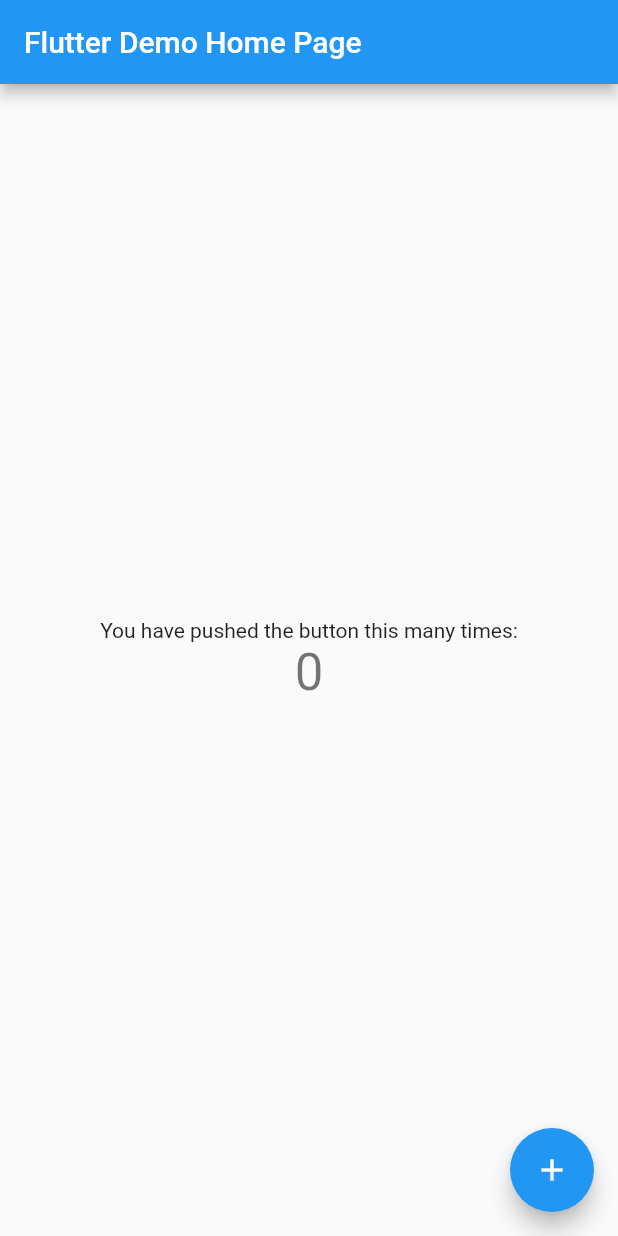
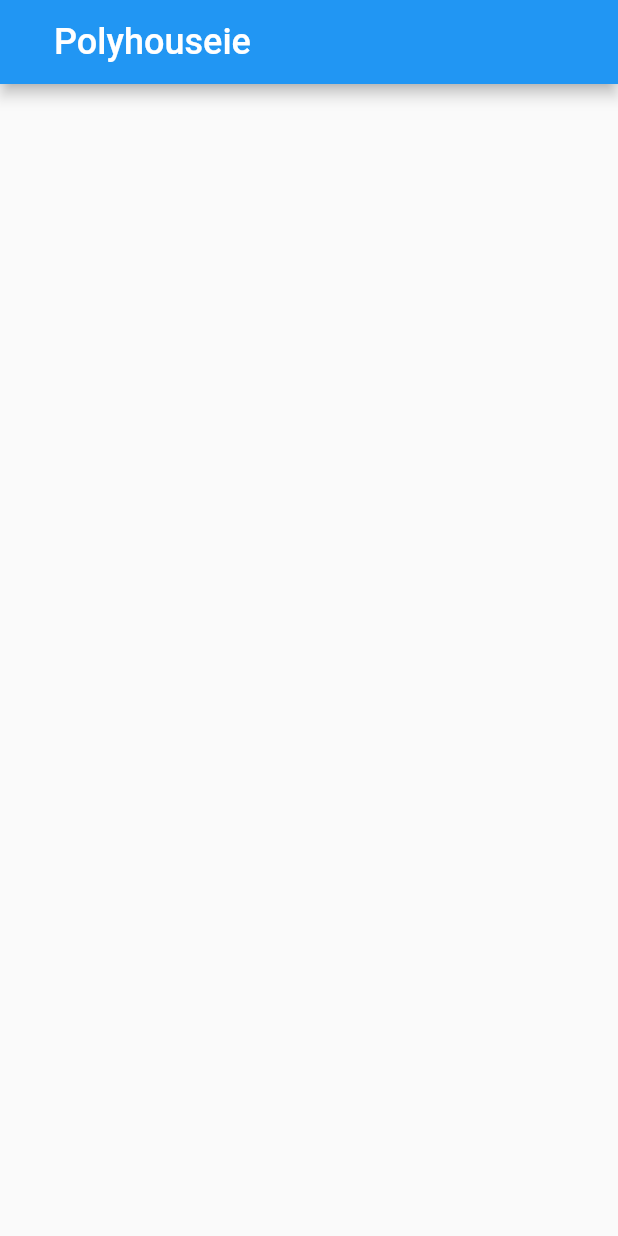
Before and after one commit to manishtalele/polyhouseie, a Flutter app: the screen it shows after launch, on a phone screen of 412 x 824 dp. Run offline on Flutter 3.47's test engine with Material 2 defaults, Android fonts, the phone set to English and light mode, and no system bars; our stand-ins replace animated_splash_screen, firebase_core, page_transition; accounts and stored records are empty.

Commit message:
added logo,splash screen

```diff
--- a/lib/main.dart
+++ b/lib/main.dart
@@ -1,7 +1,14 @@
 import 'package:flutter/material.dart';
+import 'package:polyhouseie/screens/homescreen.dart';
 
 void main() {
-  runApp(const MyApp());
+  runApp(MaterialApp(
+    title: 'Flutter Demo',
+    theme: ThemeData(
+      primarySwatch: Colors.blue,
+    ),
+    home: const MyApp(),
+  ));
 }
 
 class MyApp extends StatelessWidget {
@@ -10,106 +17,6 @@
   // This widget is the root of your application.
   @override
   Widget build(BuildContext context) {
-    return MaterialApp(
-      title: 'Flutter Demo',
-      theme: ThemeData(
-        // This is the theme of your application.
-        //
-        // Try running your application with "flutter run". You'll see the
-        // application has a blue toolbar. Then, without quitting the app, try
-        // changing the primarySwatch below to Colors.green and then invoke
-        // "hot reload" (press "r" in the console where you ran "flutter run",
-        // or simply save your changes to "hot reload" in a Flutter IDE).
-        // Notice that the counter didn't reset back to zero; the application
-        // is not restarted.
-        primarySwatch: Colors.blue,
-      ),
-      home: const MyHomePage(title: 'Flutter Demo Home Page'),
-    );
+    return const HomeScreen();
   }
 }
-
-class MyHomePage extends StatefulWidget {
-  const MyHomePage({super.key, required this.title});
-
-  // This widget is the home page of your application. It is stateful, meaning
-  // that it has a State object (defined below) that contains fields that affect
-  // how it looks.
-
-  // This class is the configuration for the state. It holds the values (in this
-  // case the title) provided by the parent (in this case the App widget) and
-  // used by the build method of the State. Fields in a Widget subclass are
-  // always marked "final".
-
-  final String title;
-
-  @override
-  State<MyHomePage> createState() => _MyHomePageState();
-}
-
-class _MyHomePageState extends State<MyHomePage> {
-  int _counter = 0;
-
-  void _incrementCounter() {
-    setState(() {
-      // This call to setState tells the Flutter framework that something has
-      // changed in this State, which causes it to rerun the build method below
-      // so that the display can reflect the updated values. If we changed
-      // _counter without calling setState(), then the build method would not be
-      // called again, and so nothing would appear to happen.
-      _counter++;
-    });
-  }
-
-  @override
-  Widget build(BuildContext context) {
-    // This method is rerun every time setState is called, for instance as done
-    // by the _incrementCounter method above.
-    //
-    // The Flutter framework has been optimized to make rerunning build methods
-    // fast, so that you can just rebuild anything that needs updating rather
-    // than having to individually change instances of widgets.
-    return Scaffold(
-      appBar: AppBar(
-        // Here we take the value from the MyHomePage object that was created by
-        // the App.build method, and use it to set our appbar title.
-        title: Text(widget.title),
-      ),
-      body: Center(
-        // Center is a layout widget. It takes a single child and positions it
-        // in the middle of the parent.
-        child: Column(
-          // Column is also a layout widget. It takes a list of children and
-          // arranges them vertically. By default, it sizes itself to fit its
-          // children horizontally, and tries to be as tall as its parent.
-          //
-          // Invoke "debug painting" (press "p" in the console, choose the
-          // "Toggle Debug Paint" action from the Flutter Inspector in Android
-          // Studio, or the "Toggle Debug Paint" command in Visual Studio Code)
-          // to see the wireframe for each widget.
-          //
-          // Column has various properties to control how it sizes itself and
-          // how it positions its children. Here we use mainAxisAlignment to
-          // center the children vertically; the main axis here is the vertical
-          // axis because Columns are vertical (the cross axis would be
-          // horizontal).
-          mainAxisAlignment: MainAxisAlignment.center,
-          children: <Widget>[
-            const Text(
-              'You have pushed the button this many times:',
-            ),
-            Text(
-              '$_counter',
-              style: Theme.of(context).textTheme.headline4,
-            ),
-          ],
-        ),
-      ),
-      floatingActionButton: FloatingActionButton(
-        onPressed: _incrementCounter,
-        tooltip: 'Increment',
-        child: const Icon(Icons.add),
-      ), // This trailing comma makes auto-formatting nicer for build methods.
-    );
-  }
-}
--- /dev/null
+++ b/lib/screens/homescreen.dart
@@ -0,0 +1,32 @@
+import 'package:flutter/material.dart';
+
+class HomeScreen extends StatefulWidget {
+  const HomeScreen({super.key});
+
+  @override
+  State<HomeScreen> createState() => _HomeScreenState();
+}
+
+class _HomeScreenState extends State<HomeScreen> {
+  @override
+  Widget build(BuildContext context) {
+    return Scaffold(
+      appBar: AppBar(
+          title: Row(
+        children: const [
+          // Image.asset("assets/icon/logo.png"),
+          SizedBox(
+            width: 20,
+          ),
+          Text(
+            "Polyhouseie",
+            style: TextStyle(fontSize: 24, fontWeight: FontWeight.w500),
+          ),
+        ],
+      )),
+      body: Column(
+        children: const [],
+      ),
+    );
+  }
+}
```
Also changed, not shown: lib/splash.dart (added, +31 -0 lines), pubspec.yaml (+22 -4 lines), assets/icon/logo.png (added), assets/icon/logo.svg (added), assets/image/Red Modern Business Car Negative Space Logo (1).png (added), assets/image/splash.jpg (added), assets/image/splash.png (added), fonts/Nunito-Black.ttf (added), fonts/Nunito-Bold.ttf (added), fonts/Nunito-ExtraBold.ttf (added), fonts/Nunito-ExtraLight.ttf (added), fonts/Nunito-Medium.ttf (added), fonts/Nunito-Regular.ttf (added), fonts/Nunito-SemiBold.ttf (added), 1 more files, 1 other file.
